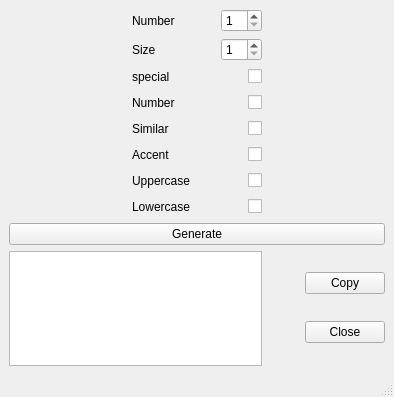
This is src/gui/passeratorgui.ui in floballand/py_password as Qt 5 draws it before an edit. The edited form follows.
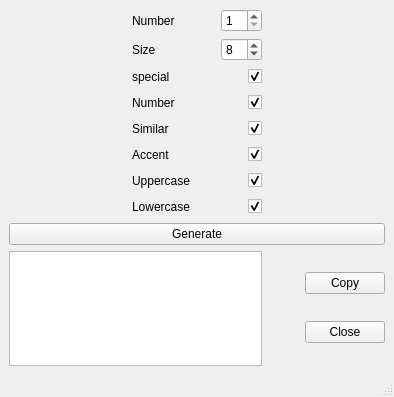
This is the edited form.

Commit message: updage UI. change layout

```diff
--- a/src/gui/passeratorgui.ui
+++ b/src/gui/passeratorgui.ui
@@ -92,6 +92,9 @@
               <property name="minimum">
                <number>1</number>
               </property>
+              <property name="value">
+               <number>8</number>
+              </property>
              </widget>
             </item>
            </layout>
@@ -126,6 +129,9 @@
               <property name="checkable">
                <bool>true</bool>
               </property>
+              <property name="checked">
+               <bool>true</bool>
+              </property>
              </widget>
             </item>
            </layout>
@@ -157,6 +163,9 @@
               <property name="text">
                <string/>
               </property>
+              <property name="checked">
+               <bool>true</bool>
+              </property>
              </widget>
             </item>
            </layout>
@@ -188,6 +197,9 @@
               <property name="text">
                <string/>
               </property>
+              <property name="checked">
+               <bool>true</bool>
+              </property>
              </widget>
             </item>
            </layout>
@@ -219,6 +231,9 @@
               <property name="text">
                <string/>
               </property>
+              <property name="checked">
+               <bool>true</bool>
+              </property>
              </widget>
             </item>
            </layout>
@@ -250,6 +265,9 @@
               <property name="text">
                <string/>
               </property>
+              <property name="checked">
+               <bool>true</bool>
+              </property>
              </widget>
             </item>
            </layout>
@@ -281,6 +299,9 @@
               <property name="text">
                <string/>
               </property>
+              <property name="checked">
+               <bool>true</bool>
+              </property>
              </widget>
             </item>
            </layout>
```
Left out of the diff: 5 changed lines with no effect on the pictures.
